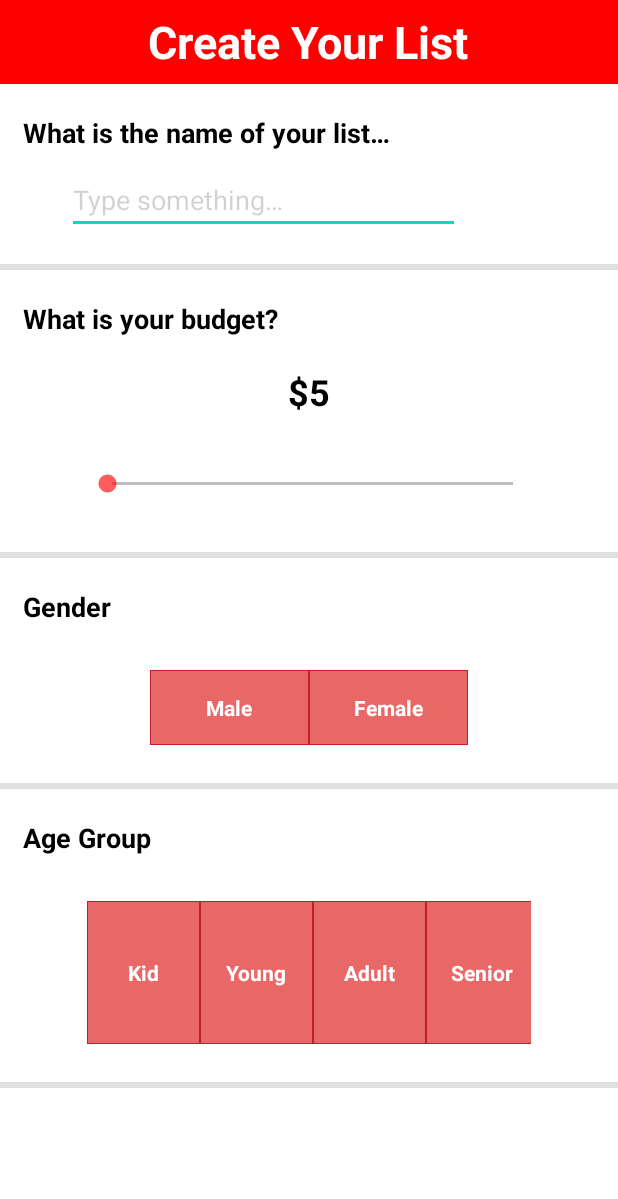
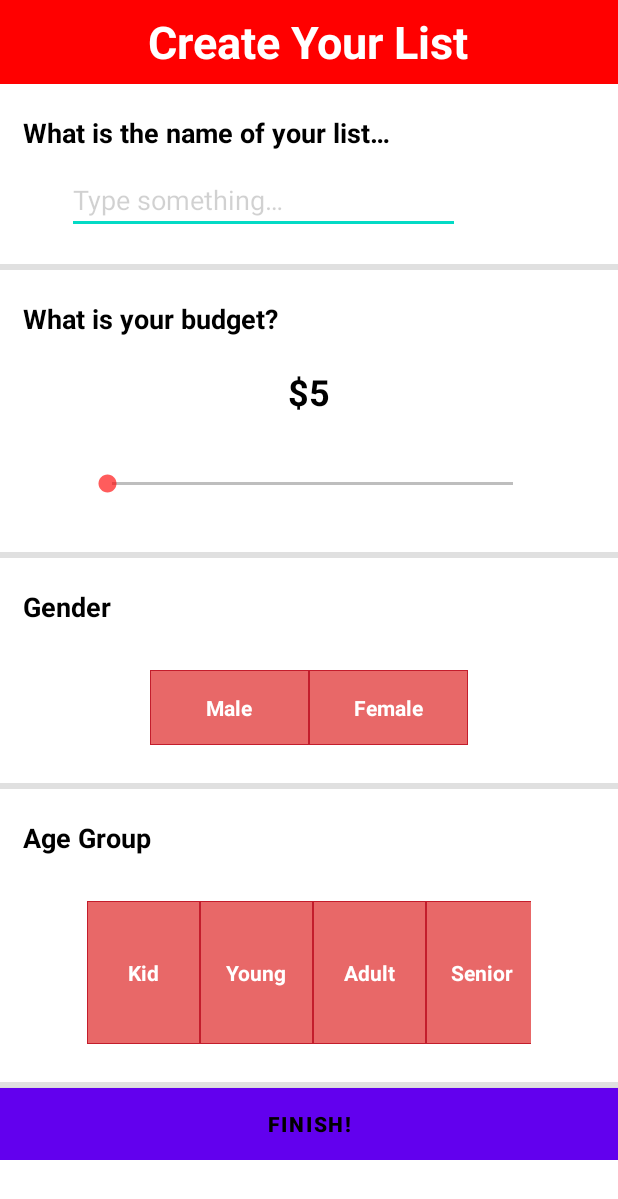
Before and after one commit to warferton/GroupProjectTeamH, an Android app: the FilterPageActivity screen opened directly, with no data from a screen before it, on a phone screen of 412 x 824 dp. Shown: the top 1199 px of the screen. Run offline under Robolectric (Android 15) with nearby library versions, the phone set to English and light mode, and no system bars.

Commit message:
Added finish button

```diff
--- a/app/src/main/res/layout/activity_filter.xml
+++ b/app/src/main/res/layout/activity_filter.xml
@@ -310,6 +310,18 @@
                 app:layout_constraintVertical_bias="0.656"
                 tools:layout_editor_absoluteX="5dp" />
 
+            <Button
+                android:layout_width="match_parent"
+                android:layout_height="match_parent"
+                android:layout_gravity="center"
+                android:background="#FF0000"
+                android:shadowColor="#FFFFFF"
+                android:text="@string/finish"
+                android:textAlignment="center"
+                android:textColor="@color/black"
+                android:textStyle="bold" />
+
+
 
         </LinearLayout>
     </ScrollView>
--- a/app/src/main/res/values/page_filter_strings.xml
+++ b/app/src/main/res/values/page_filter_strings.xml
@@ -16,5 +16,6 @@
     <string name="young">Young</string>
     <string name="adult">Adult</string>
     <string name="senior">Senior</string>
+    <string name="finish">Finish!</string>
 
 </resources>
```
